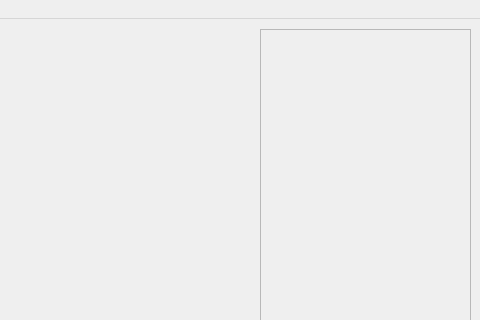
The window that mainwindow.ui (Yuki-Inoue/qt-cell) describes before a commit, drawn with Qt 5; both pictures show x 620 to 1100 and y 0 to 320 of the 1100 by 600 pixel window.
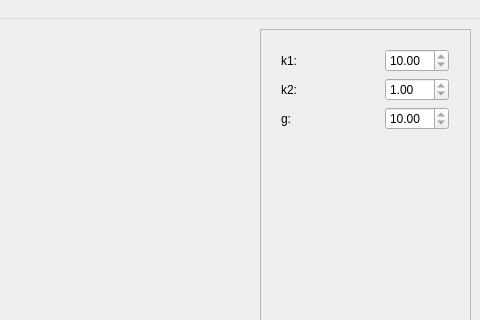
The same window after the commit. Custom widgets are drawn as their Qt base class.

```diff
--- a/mainwindow.ui
+++ b/mainwindow.ui
@@ -64,6 +64,129 @@
       <property name="sizeConstraint">
        <enum>QLayout::SetMinimumSize</enum>
       </property>
+      <item>
+       <layout class="QHBoxLayout" name="horizontalLayout_5">
+        <item>
+         <widget class="QLabel" name="label_3">
+          <property name="text">
+           <string>k1:</string>
+          </property>
+         </widget>
+        </item>
+        <item>
+         <spacer name="horizontalSpacer_3">
+          <property name="orientation">
+           <enum>Qt::Horizontal</enum>
+          </property>
+          <property name="sizeHint" stdset="0">
+           <size>
+            <width>40</width>
+            <height>20</height>
+           </size>
+          </property>
+         </spacer>
+        </item>
+        <item>
+         <widget class="QDoubleSpinBox" name="k1DoubleSpinBox">
+          <property name="readOnly">
+           <bool>true</bool>
+          </property>
+          <property name="decimals">
+           <number>2</number>
+          </property>
+          <property name="minimum">
+           <double>0.010000000000000</double>
+          </property>
+          <property name="maximum">
+           <double>255.000000000000000</double>
+          </property>
+          <property name="value">
+           <double>10.000000000000000</double>
+          </property>
+         </widget>
+        </item>
+       </layout>
+      </item>
+      <item>
+       <layout class="QHBoxLayout" name="horizontalLayout_6">
+        <item>
+         <widget class="QLabel" name="label_4">
+          <property name="text">
+           <string>k2:</string>
+          </property>
+         </widget>
+        </item>
+        <item>
+         <spacer name="horizontalSpacer_4">
+          <property name="orientation">
+           <enum>Qt::Horizontal</enum>
+          </property>
+          <property name="sizeHint" stdset="0">
+           <size>
+            <width>40</width>
+            <height>20</height>
+           </size>
+          </property>
+         </spacer>
+        </item>
+        <item>
+         <widget class="QDoubleSpinBox" name="k2DoubleSpinBox">
+          <property name="readOnly">
+           <bool>true</bool>
+          </property>
+          <property name="minimum">
+           <double>0.010000000000000</double>
+          </property>
+          <property name="maximum">
+           <double>255.000000000000000</double>
+          </property>
+          <property name="value">
+           <double>1.000000000000000</double>
+          </property>
+         </widget>
+        </item>
+       </layout>
+      </item>
+      <item>
+       <layout class="QHBoxLayout" name="horizontalLayout_4">
+        <item>
+         <widget class="QLabel" name="label_2">
+          <property name="text">
+           <string>g:</string>
+          </property>
+         </widget>
+        </item>
+        <item>
+         <spacer name="horizontalSpacer_2">
+          <property name="orientation">
+           <enum>Qt::Horizontal</enum>
+          </property>
+          <property name="sizeHint" stdset="0">
+           <size>
+            <width>40</width>
+            <height>20</height>
+           </size>
+          </property>
+         </spacer>
+        </item>
+        <item>
+         <widget class="QDoubleSpinBox" name="gDoubleSpinBox">
+          <property name="readOnly">
+           <bool>true</bool>
+          </property>
+          <property name="minimum">
+           <double>0.010000000000000</double>
+          </property>
+          <property name="maximum">
+           <double>255.000000000000000</double>
+          </property>
+          <property name="value">
+           <double>10.000000000000000</double>
+          </property>
+         </widget>
+        </item>
+       </layout>
+      </item>
       <item>
        <spacer name="verticalSpacer">
         <property name="orientation">
```
Left out of the diff: 4 changed lines with no effect on the pictures.
